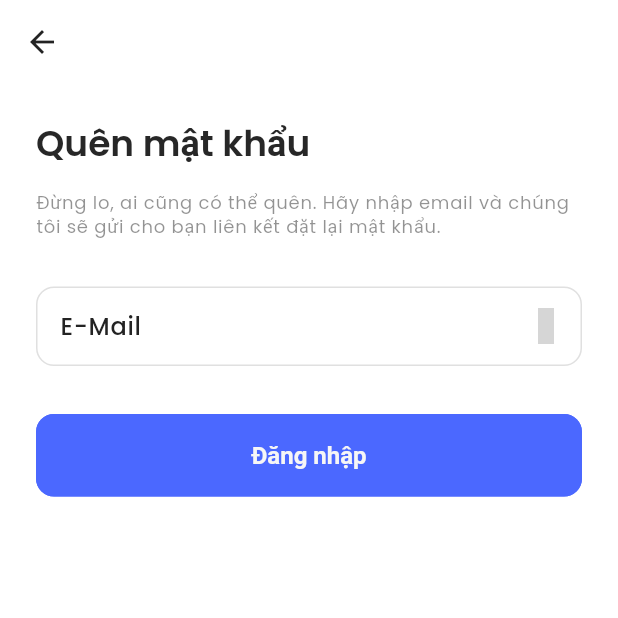
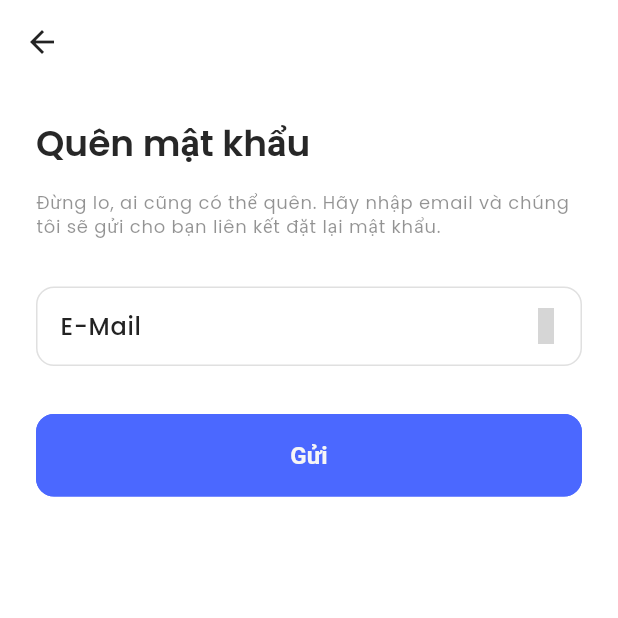
Before and after one commit to vtharu239/flutter_elearning_project, a Flutter app: the LoginScreen screen opened directly, after a tap on "Quên mật khẩu?", on a phone screen of 412 x 824 dp, the top half of it. Run offline on Flutter 3.47's test engine with Material 3 defaults, Android fonts, the phone set to English and light mode, and no system bars; our stand-ins replace connectivity_plus, get, get_storage, iconsax, logger, lottie and 2 more; accounts and stored records are empty; project files that could hold a hidden picture were left out; grey boxes are pictures that could not be loaded.

Commit message:
Navigation Menu

```diff
--- a/lib/features/authentication/screens/login/widgets/login_form.dart
+++ b/lib/features/authentication/screens/login/widgets/login_form.dart
@@ -1,6 +1,7 @@
 import 'package:flutter/material.dart';
 import 'package:flutter_elearning_project/features/authentication/screens/password_configuration/forget_password.dart';
 import 'package:flutter_elearning_project/features/authentication/screens/signup/signup.dart';
+import 'package:flutter_elearning_project/navigation_menu.dart';
 import 'package:flutter_elearning_project/utils/constants/sizes.dart';
 import 'package:flutter_elearning_project/utils/constants/text_strings.dart';
 import 'package:get/get.dart';
@@ -53,7 +54,7 @@ class TLoginForm extends StatelessWidget {
             const SizedBox(height: TSizes.spaceBtwSections),
 
             /// Sign In Button
-            SizedBox(width: double.infinity, child: ElevatedButton(onPressed: () {}, child: const Text(TTexts.signIn))),
+            SizedBox(width: double.infinity, child: ElevatedButton(onPressed: () => Get.to(() => NavigationMenu()), child: const Text(TTexts.signIn))),
             const SizedBox(height: TSizes.spaceBtwSections),
 
             /// Create Account Button
--- a/lib/utils/constants/text_strings.dart
+++ b/lib/utils/constants/text_strings.dart
@@ -6,7 +6,7 @@ class TTexts {
   static const String and = "và";
   static const String skip = "Bỏ qua";
   static const String done = "Hoàn tất";
-  static const String submit = "Đăng nhập";
+  static const String submit = "Gửi";
   static const String appName = "E-Learning";
   static const String tContinue = "Tiếp tục";
 
@@ -31,7 +31,7 @@ class TTexts {
   static const String phoneNo = "Số điện thoại";
   static const String rememberMe = "Ghi nhớ tôi";
   static const String forgetPassword = "Quên mật khẩu?";
-  static const String signIn = "Đăng ký";
+  static const String signIn = "Đăng nhập";
   static const String createAccount = "Tạo tại khoản";
   static const String orSignInWith = "hoặc đăng ký với";
   static const String orSignUpWith = "hoặc đăng nhập mới";
```
Also changed, not shown: lib/features/shop/screens/home/widgets/home.dart (added, +10 -0 lines), lib/navigation_menu.dart (added, +46 -0 lines).
